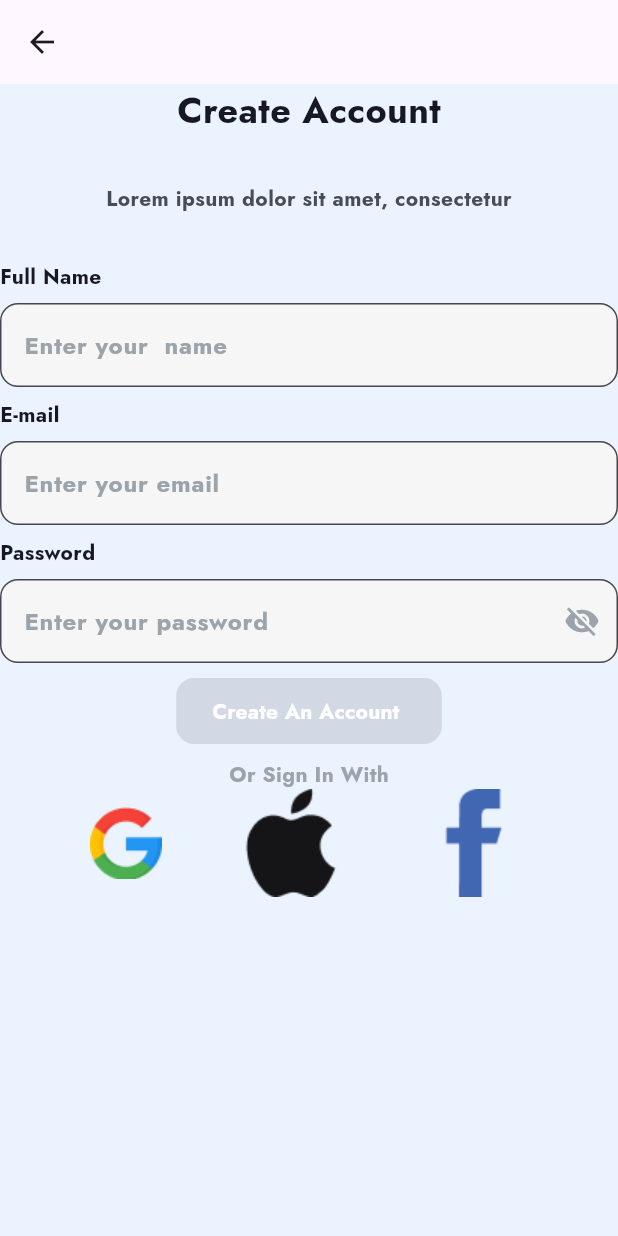
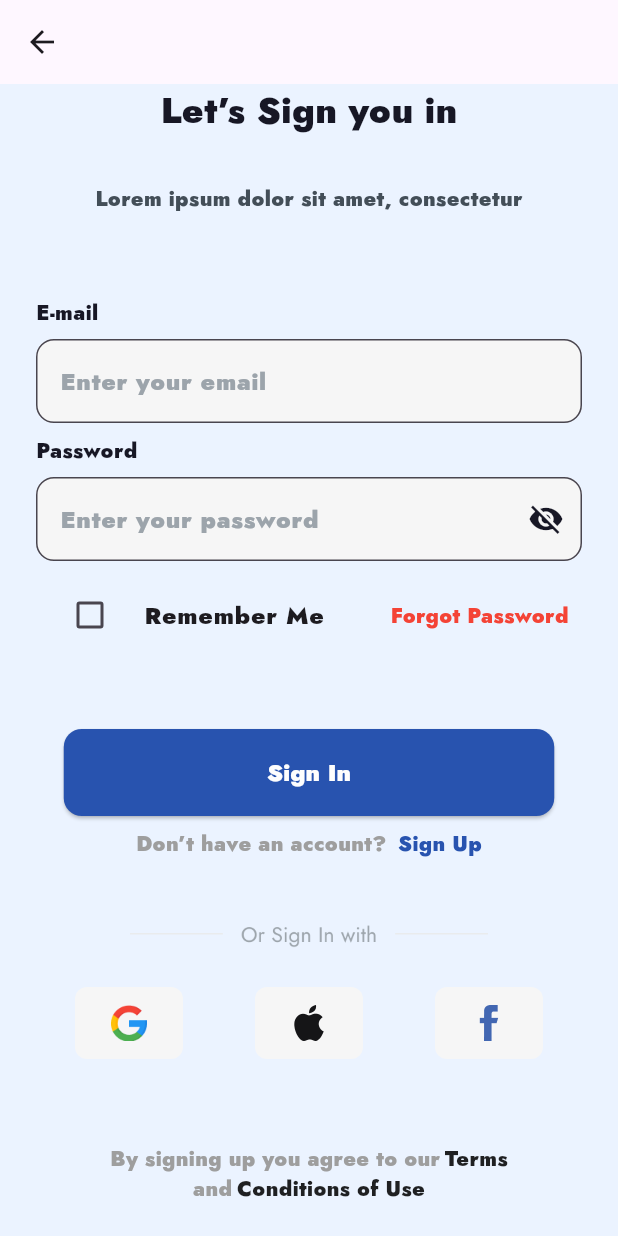
Before and after one commit to Yeheafandi/focal_project, a Flutter app: the screen it shows after launch, on a phone screen of 412 x 824 dp. Run offline on Flutter 3.47's test engine with Material 3 defaults, Android fonts, the light colour scheme and no system bars; our stand-ins replace get, shared_preferences, shimmer, smooth_page_indicator; accounts and stored records are empty.

Commit message:
feat:add onboarding section and fix auth section

```diff
--- a/lib/core/constants/app_colors.dart
+++ b/lib/core/constants/app_colors.dart
@@ -25,5 +25,5 @@ static final Color formFiled=Color(0xFFF6F6F6);
   static final Color grey400 = Colors.grey[400]!;
   static final Color grey500 = Colors.grey[500]!;
   static final Color grey600 = Colors.grey[600]!;
-
+static const Color dotColor=Color(0xFFBFC6CC);
 }
--- a/lib/core/constants/app_images.dart
+++ b/lib/core/constants/app_images.dart
@@ -6,4 +6,5 @@ class AppImages {
   static String facebook ='assets/images/Icon - Facebook.png';
   static String apple='assets/images/Icon - Apple.png';
   static String google='assets/images/Icon - Google.png';
+  static String signinWith='assets/images/Or.png';
 }
--- a/lib/core/constants/app_spaces.dart
+++ b/lib/core/constants/app_spaces.dart
@@ -5,6 +5,7 @@ class AppSpaces {
   static const double paddingMedium = 12;
   static const double paddingNormal = 16;
   static const double paddingLarge = 20;
+  static const double paddingExtraLarge = 24;
 
   // Border radius
   static const double radiusSmall = 8;
--- a/lib/main.dart
+++ b/lib/main.dart
@@ -1,7 +1,9 @@
 import 'package:flutter/material.dart';
 import 'package:focal_project/bindings/initialize_binding.dart';
 import 'package:focal_project/core/constants/app_colors.dart';
+import 'package:focal_project/view/auth/auth_view/signin_screen.dart';
 import 'package:focal_project/view/auth/auth_view/signup_screen.dart';
+import 'package:focal_project/view/onboarding/onboarding_view/onboarding.dart';
 import 'package:get/get.dart';
 
 void main() async {
@@ -20,7 +22,7 @@ class MyApp extends StatelessWidget {
 
       debugShowCheckedModeBanner: false,
       initialBinding: InitializeBinding(),
-      home: SignupScreen(),
+      home: SigninScreen(),
     );
   }
 }
--- a/lib/view/auth/auth_view/signin_screen.dart
+++ b/lib/view/auth/auth_view/signin_screen.dart
@@ -1,4 +1,80 @@
-class SigninScreen {
+import 'package:flutter/material.dart';
+import 'package:focal_project/core/constants/app_colors.dart';
+import 'package:focal_project/core/constants/app_images.dart';
+import 'package:focal_project/core/constants/app_spaces.dart';
+import 'package:focal_project/view/auth/widgets/custome_form_field.dart';
+import 'package:focal_project/widgets/custom_text.dart';
+import 'package:get/get.dart';
 
-  // GetBuilder<AuthController>(builder: (authController)=> CheckboxListTile(activeColor: Colors.blue,controlAffinity: ListTileControlAffinity.leading,title: Text('Remember Me'),value: authController.isChecked, onChanged: (value){authController.toggleCheckbox();},))
+
+import '../auth_controller/auth_controller.dart';
+import '../widgets/custome_icon.dart';
+
+class SigninScreen extends StatefulWidget {
+   SigninScreen({super.key});
+final AuthController authController=Get.put(AuthController());
+  @override
+  State<SigninScreen> createState() => _SigninScreenState();
 }
+
+class _SigninScreenState extends State<SigninScreen> {
+  @override
+  Widget build(BuildContext context) {
+    return Scaffold(
+        appBar: AppBar(
+          leading:
+          IconButton(
+            onPressed: () {
+            },
+            icon: const Icon(Icons.arrow_back),
+          ),
+
+        ),
+        body: Column(spacing: 32,children: [mainTitle('Let’s Sign you in', AppColors.titleColor), subTitle('Lorem ipsum dolor sit amet, consectetur',AppColors.subtitleColor,FontWeight.bold),
+          Padding(
+            padding: const EdgeInsets.all(AppSpaces.paddingExtraLarge),
+            child: Column(spacing:8, crossAxisAlignment: CrossAxisAlignment.start,children: <Widget>[
+
+              subTitle('E-mail', AppColors.titleColor,FontWeight.bold),
+              CustomeFormField( hintText: 'Enter your email',type: TextInputType.emailAddress),
+              subTitle('Password', AppColors.titleColor,FontWeight.bold),
+              CustomeFormField(isPassword:true,type: TextInputType.visiblePassword, hintText: 'Enter your password'),
+              Row(
+                children: [
+                  Expanded(child: GetBuilder<AuthController>(builder: (authController)=> CheckboxListTile(activeColor: Colors.blue,controlAffinity: ListTileControlAffinity.leading,title: Text('Remember Me'),value: authController.isChecked, onChanged: (value){authController.toggleCheckbox();},))),
+                InkWell(child: subTitle('Forgot Password  ', Colors.red, FontWeight.normal),)
+                ],
+              )
+
+             , SizedBox(height: 32,),Align(alignment: Alignment.center,child:ElevatedButton(
+
+                  onPressed: (){},
+                  style: ElevatedButton.styleFrom(
+                    fixedSize: const Size(327, 58),
+                    backgroundColor: AppColors.primaryBlue,
+                    shape: RoundedRectangleBorder(
+                      borderRadius: BorderRadius.circular(12),
+                    ),
+                    padding: const EdgeInsets.symmetric(horizontal: 24, vertical: 12),
+                  ), child:  Text('Sign In',style: const TextStyle(fontSize: 16,color:AppColors.textWhite),))),
+              Row(spacing: 3,mainAxisAlignment: MainAxisAlignment.center,children: [subTitle('Don’t have an account? ', AppColors.grey, FontWeight.normal),InkWell(child: subTitle('Sign Up', AppColors.primaryBlue, FontWeight.bold),)],),
+              SizedBox(height: 24,), Align(alignment: Alignment.center,child: Column(
+
+                children: [
+                  Image.asset(AppImages.signinWith,width: 239,height: 22,),SizedBox(height: AppSpaces.heightLarge,),
+                  Row(spacing: 48,mainAxisAlignment: MainAxisAlignment.center,children: [CustomeIcon(AppImages.google),CustomeIcon(AppImages.apple),
+                    CustomeIcon(AppImages.facebook)
+                  ],),
+
+                ],
+              )),
+            ],),
+          ), Column(
+            children: [
+              Row(mainAxisAlignment: MainAxisAlignment.center,spacing: 3, children: [subTitle('By signing up you agree to our', AppColors.grey, FontWeight.normal),InkWell(child: subTitle('Terms', AppColors.black87, FontWeight.normal),)],),
+              Row(mainAxisAlignment:MainAxisAlignment.center,spacing: 3,children: [subTitle('and', AppColors.grey, FontWeight.normal),InkWell(child: subTitle('Conditions of Use', AppColors.black87, FontWeight.normal),)],)],
+          )],)
+    );
+  }
+}
+//
--- a/lib/view/auth/auth_view/signup_screen.dart
+++ b/lib/view/auth/auth_view/signup_screen.dart
@@ -2,8 +2,10 @@
 import 'package:flutter/material.dart';
 import 'package:focal_project/core/constants/app_colors.dart';
 import 'package:focal_project/core/constants/app_images.dart';
+import 'package:focal_project/core/constants/app_spaces.dart';
 import 'package:focal_project/view/auth/auth_controller/auth_controller.dart';
 import 'package:focal_project/view/auth/widgets/custome_form_field.dart';
+import 'package:focal_project/view/auth/widgets/custome_icon.dart';
 import 'package:focal_project/widgets/custom_text.dart';
 import 'package:focal_project/widgets/custome_button.dart';
 import 'package:get/get.dart';
@@ -25,25 +27,42 @@ final bool isPassword = true;
           ),
 
       ),
-      body: Column(spacing: 32,children: [mainTitle('Create Account'), subTitle('Lorem ipsum dolor sit amet, consectetur',AppColors.subtitleColor),
-      Column(spacing:8, crossAxisAlignment: CrossAxisAlignment.start,children: <Widget>[subTitle('Full Name', AppColors.titleColor),
+      body: Column(spacing: 32,children: [mainTitle('Create Account', AppColors.titleColor), subTitle('Lorem ipsum dolor sit amet, consectetur',AppColors.subtitleColor,FontWeight.bold),
+      Padding(
+        padding: const EdgeInsets.all(AppSpaces.paddingExtraLarge),
+        child: Column(spacing:8, crossAxisAlignment: CrossAxisAlignment.start,children: <Widget>[subTitle('Full Name', AppColors.titleColor,FontWeight.bold),
         CustomeFormField(type: TextInputType.text, hintText: 'Enter your  name'),
-      subTitle('E-mail', AppColors.titleColor),
+        subTitle('E-mail', AppColors.titleColor,FontWeight.bold),
         CustomeFormField( hintText: 'Enter your email',type: TextInputType.emailAddress),
-      subTitle('Password', AppColors.titleColor),
+        subTitle('Password', AppColors.titleColor,FontWeight.bold),
         CustomeFormField(isPassword:true,type: TextInputType.visiblePassword, hintText: 'Enter your password'),
 
-    Align(alignment: Alignment.center,child: CustomeButton(text: 'Create An Account ')),
-        Align(alignment: Alignment.center,child: Column(
+            SizedBox(height: 32,),Align(alignment: Alignment.center,child:ElevatedButton(
+
+        onPressed: (){},
+    style: ElevatedButton.styleFrom(
+      fixedSize: const Size(327, 58),
+    backgroundColor: AppColors.primaryBlue,
+      shape: RoundedRectangleBorder(
+        borderRadius: BorderRadius.circular(12),
+      ),
+      padding: const EdgeInsets.symmetric(horizontal: 24, vertical: 12),
+    ), child:  Text('Create An Account',style: const TextStyle(fontSize: 16,color:AppColors.textWhite),))),
+         SizedBox(height: 24,), Align(alignment: Alignment.center,child: Column(
             children: [
-            subTitle('Or Sign In With',AppColors.hintColor),
-            Row(spacing: 50,mainAxisAlignment: MainAxisAlignment.center,children: [Image.asset(AppImages.google),
-              Image.asset(AppImages.apple),
-              Image.asset(AppImages.facebook)
-            ],)
+             Image.asset(AppImages.signinWith,width: 239,height: 22,),SizedBox(height: AppSpaces.heightLarge,),
+              Row(spacing: 48,mainAxisAlignment: MainAxisAlignment.center,children: [CustomeIcon(AppImages.google),CustomeIcon(AppImages.apple),
+                CustomeIcon(AppImages.facebook)
+              ],),
+
             ],
           )),
-      ],)],)
+        ],),
+      ), Column(
+                children: [
+                  Row(mainAxisAlignment: MainAxisAlignment.center,spacing: 3, children: [subTitle('By signing up you agree to our', AppColors.grey, FontWeight.normal),InkWell(child: subTitle('Terms', AppColors.black87, FontWeight.normal),)],),
+                Row(mainAxisAlignment:MainAxisAlignment.center,spacing: 3,children: [subTitle('and', AppColors.grey, FontWeight.normal),InkWell(child: subTitle('Conditions of Use', AppColors.black87, FontWeight.normal),)],)],
+              )],)
     );
   }
 }
--- a/lib/view/auth/widgets/custome_form_field.dart
+++ b/lib/view/auth/widgets/custome_form_field.dart
@@ -28,11 +28,11 @@ final String hintText;
             suffixIcon: isPassword == true
                 ? IconButton(
                     onPressed: controller.togglePasswordVisibility,
-                    icon: Icon(
+                    icon: Icon(color:Color(0xFF171725),
                       controller.isPasswordHidden
                           ? Icons.visibility_off
                           : Icons.visibility,
-                      color: AppColors.hintColor,
+
                     ),
                   )
                 : null,
--- /dev/null
+++ b/lib/view/auth/widgets/custome_icon.dart
@@ -0,0 +1,23 @@
+import 'package:flutter/material.dart';
+
+class CustomeIcon extends StatelessWidget {
+  const CustomeIcon(this.image, {super.key});
+
+  final String image;
+
+  @override
+  Widget build(BuildContext context) {
+    return Container(width: 72,height: 48,
+      padding: const EdgeInsets.all(12),
+      decoration: BoxDecoration(
+        color: const Color(0xFFF6F6F6),
+        borderRadius: BorderRadius.circular(8.0),
+      ),
+      child: Image.asset(
+        image,
+        width: 24,
+        height: 24,
+      ),
+    );
+  }
+}
--- /dev/null
+++ b/lib/view/onboarding/onboarding_controller.dart/onboarding_controller.dart
@@ -0,0 +1,5 @@
+import 'package:flutter/material.dart';
+
+class OnboardingController {
+  static PageController pageController = PageController();
+}
--- a/lib/widgets/custom_text.dart
+++ b/lib/widgets/custom_text.dart
@@ -1,10 +1,10 @@
 import 'package:flutter/material.dart';
 import 'package:focal_project/core/constants/app_colors.dart';
 
-Widget mainTitle(String text){
-  return Text(text,style: const TextStyle(fontSize: 24,fontWeight: FontWeight.bold,color: AppColors.titleColor),);
+Widget mainTitle(String text,Color color){
+  return Text(text,style:  TextStyle(fontSize: 24,fontWeight: FontWeight.bold,color: color),);
 }
 
-Widget subTitle(String text,Color color){
-  return Text(text,style:  TextStyle(fontSize: 14,color: color),);
+Widget subTitle(String text,Color color,FontWeight? fontWeight){
+  return Text(text,style:  TextStyle(fontSize: 14,color: color,fontWeight: fontWeight!),);
 }
--- a/lib/widgets/custome_button.dart
+++ b/lib/widgets/custome_button.dart
@@ -13,11 +13,12 @@ class CustomeButton extends StatelessWidget {
 
         onPressed: onPressed,
     style: ElevatedButton.styleFrom(
-    overlayColor: AppColors.primaryBlue,
+      fixedSize: const Size(327, 58),
+    backgroundColor: AppColors.primaryBlue,
       shape: RoundedRectangleBorder(
         borderRadius: BorderRadius.circular(12),
       ),
       padding: const EdgeInsets.symmetric(horizontal: 24, vertical: 12),
-    ), child:  Text(text,style: const TextStyle(color:AppColors.textWhite),));
+    ), child:  Text(text,style: const TextStyle(fontSize: 16,color:AppColors.textWhite),));
   }
 }
--- a/pubspec.yaml
+++ b/pubspec.yaml
@@ -75,7 +75,7 @@ flutter:
   fonts:
     - family: Jost
       fonts:
-        - asset: assets/fonts/Jost-Bold.ttf
+        - asset: assets/fonts/Jost-Black.ttf
 
   # An image asset can refer to one or more resolution-specific "variants", see
   # https://flutter.dev/to/resolution-aware-images
```
Also changed, not shown: lib/view/onboarding/onboarding_view/onboarding.dart (added, +30 -0 lines), lib/view/onboarding/onboarding_view/onboarding1.dart (added, +40 -0 lines), lib/view/onboarding/onboarding_view/onboarding2.dart (added, +37 -0 lines), lib/view/onboarding/onboarding_view/onboarding3.dart (added, +46 -0 lines), assets/fonts/Jost-Black.ttf (added), assets/images/Or.png (added), 2 other files. Lines whose indentation alone changed are shown as unchanged.
